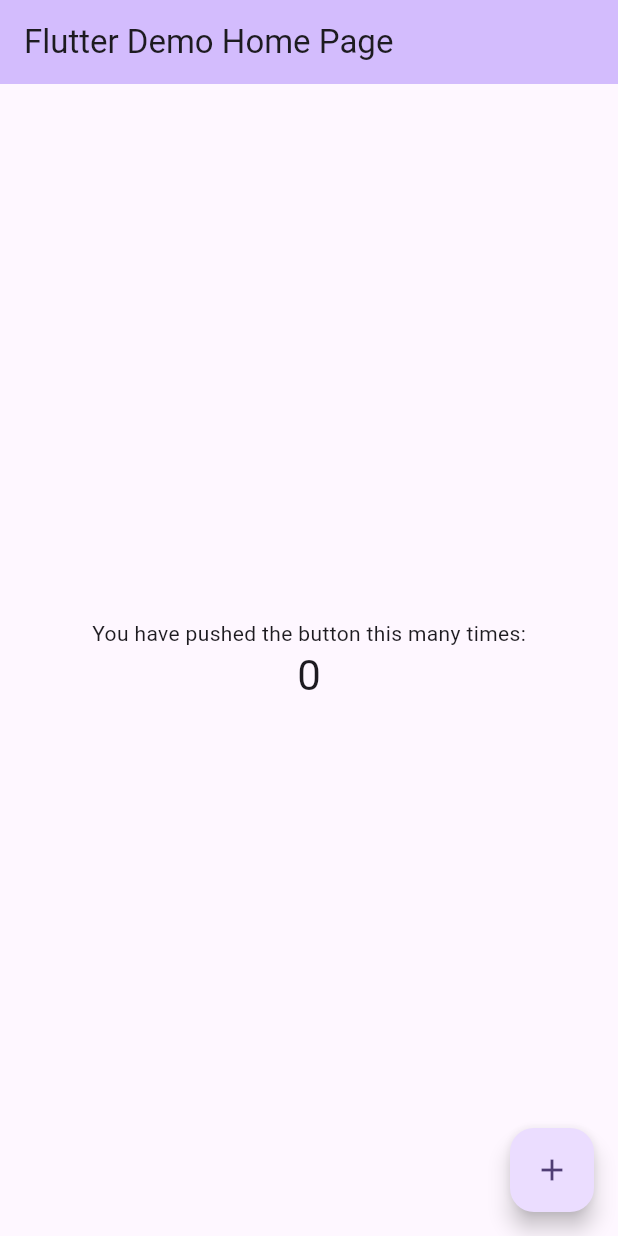
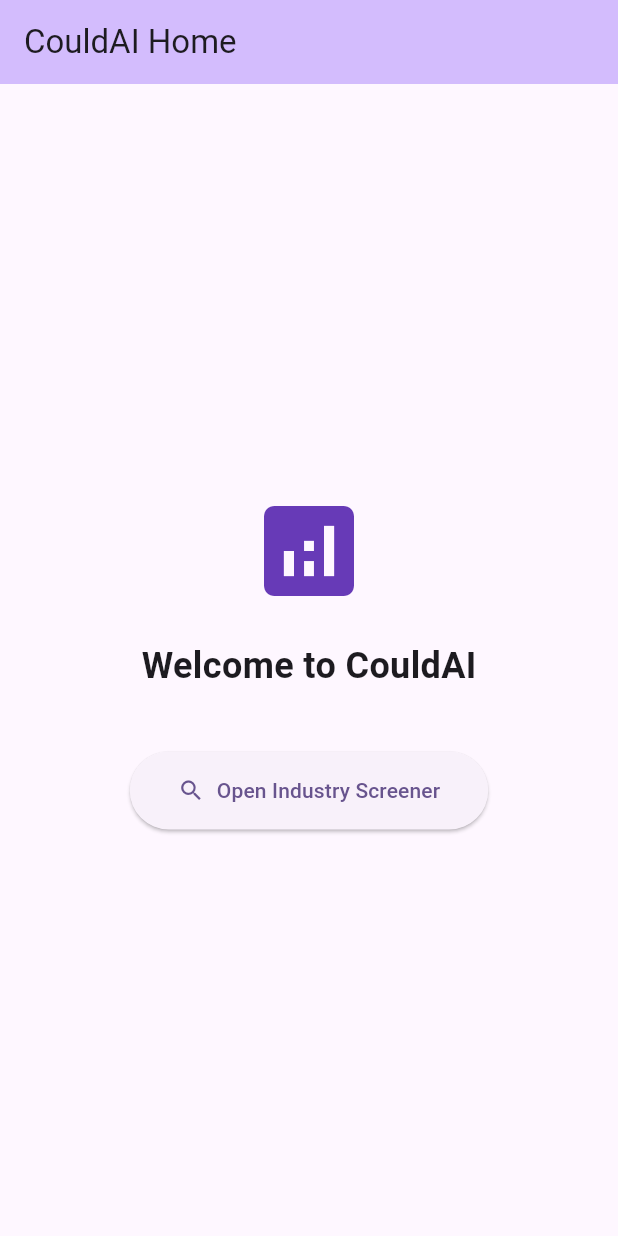
Before and after one commit to could-ai/019b2560-27ef-7323-a75f-0259220e0005, a Flutter app: the screen it shows after launch, on a phone screen of 412 x 824 dp. Run offline on Flutter 3.47's test engine with Material 3 defaults, Android fonts, the phone set to English and light mode, and no system bars.

```diff
--- a/usr/lib/main.dart
+++ b/usr/lib/main.dart
@@ -1,4 +1,5 @@
 import 'package:flutter/material.dart';
+import 'screens/industry_screener_screen.dart';
 
 void main() {
   runApp(const MyApp());
@@ -7,117 +8,58 @@ void main() {
 class MyApp extends StatelessWidget {
   const MyApp({super.key});
 
-  // This widget is the root of your application.
   @override
   Widget build(BuildContext context) {
     return MaterialApp(
-      title: 'Flutter Demo',
+      title: 'CouldAI User App',
       debugShowCheckedModeBanner: false,
       theme: ThemeData(
-        // This is the theme of your application.
-        //
-        // TRY THIS: Try running your application with "flutter run". You'll see
-        // the application has a purple toolbar. Then, without quitting the app,
-        // try changing the seedColor in the colorScheme below to Colors.green
-        // and then invoke "hot reload" (save your changes or press the "hot
-        // reload" button in a Flutter-supported IDE, or press "r" if you used
-        // the command line to start the app).
-        //
-        // Notice that the counter didn't reset back to zero; the application
-        // state is not lost during the reload. To reset the state, use hot
-        // restart instead.
-        //
-        // This works for code too, not just values: Most code changes can be
-        // tested with just a hot reload.
         colorScheme: ColorScheme.fromSeed(seedColor: Colors.deepPurple),
+        useMaterial3: true,
       ),
       initialRoute: '/',
       routes: {
-        '/': (context) => const MyHomePage(title: 'Flutter Demo Home Page'),
+        '/': (context) => const HomeScreen(),
+        '/screener': (context) => const IndustryScreenerScreen(),
       },
     );
   }
 }
 
-class MyHomePage extends StatefulWidget {
-  const MyHomePage({super.key, required this.title});
-
-  // This widget is the home page of your application. It is stateful, meaning
-  // that it has a State object (defined below) that contains fields that affect
-  // how it looks.
-
-  // This class is the configuration for the state. It holds the values (in this
-  // case the title) provided by the parent (in this case the App widget) and
-  // used by the build method of the State. Fields in a Widget subclass are
-  // always marked "final".
-
-  final String title;
-
-  @override
-  State<MyHomePage> createState() => _MyHomePageState();
-}
-
-class _MyHomePageState extends State<MyHomePage> {
-  int _counter = 0;
-
-  void _incrementCounter() {
-    setState(() {
-      // This call to setState tells the Flutter framework that something has
-      // changed in this State, which causes it to rerun the build method below
-      // so that the display can reflect the updated values. If we changed
-      // _counter without calling setState(), then the build method would not be
-      // called again, and so nothing would appear to happen.
-      _counter++;
-    });
-  }
+class HomeScreen extends StatelessWidget {
+  const HomeScreen({super.key});
 
   @override
   Widget build(BuildContext context) {
-    // This method is rerun every time setState is called, for instance as done
-    // by the _incrementCounter method above.
-    //
-    // The Flutter framework has been optimized to make rerunning build methods
-    // fast, so that you can just rebuild anything that needs updating rather
-    // than having to individually change instances of widgets.
     return Scaffold(
       appBar: AppBar(
-        // TRY THIS: Try changing the color here to a specific color (to
-        // Colors.amber, perhaps?) and trigger a hot reload to see the AppBar
-        // change color while the other colors stay the same.
+        title: const Text('CouldAI Home'),
         backgroundColor: Theme.of(context).colorScheme.inversePrimary,
-        // Here we take the value from the MyHomePage object that was created by
-        // the App.build method, and use it to set our appbar title.
-        title: Text(widget.title),
       ),
       body: Center(
-        // Center is a layout widget. It takes a single child and positions it
-        // in the middle of the parent.
         child: Column(
-          // Column is also a layout widget. It takes a list of children and
-          // arranges them vertically. By default, it sizes itself to fit its
-          // children horizontally, and tries to be as tall as its parent.
-          //
-          // Column has various properties to control how it sizes itself and
-          // how it positions its children. Here we use mainAxisAlignment to
-          // center the children vertically; the main axis here is the vertical
-          // axis because Columns are vertical (the cross axis would be
-          // horizontal).
-          //
-          // TRY THIS: Invoke "debug painting" (choose the "Toggle Debug Paint"
-          // action in the IDE, or press "p" in the console), to see the
-          // wireframe for each widget.
           mainAxisAlignment: MainAxisAlignment.center,
-          children: <Widget>[
-            const Text('You have pushed the button this many times:'),
-            Text('$_counter', style: Theme.of(context).textTheme.headlineMedium),
+          children: [
+            const Icon(Icons.analytics, size: 80, color: Colors.deepPurple),
+            const SizedBox(height: 20),
+            const Text(
+              'Welcome to CouldAI',
+              style: TextStyle(fontSize: 24, fontWeight: FontWeight.bold),
+            ),
+            const SizedBox(height: 40),
+            ElevatedButton.icon(
+              onPressed: () {
+                Navigator.pushNamed(context, '/screener');
+              },
+              icon: const Icon(Icons.search),
+              label: const Text('Open Industry Screener'),
+              style: ElevatedButton.styleFrom(
+                padding: const EdgeInsets.symmetric(horizontal: 32, vertical: 16),
+              ),
+            ),
           ],
         ),
       ),
-      floatingActionButton: FloatingActionButton(
-        onPressed: _incrementCounter,
-        tooltip: 'Increment',
-        child: const Icon(Icons.add),
-      ), // This trailing comma makes auto-formatting nicer for build methods.
     );
   }
 }
```
Also changed, not shown: usr/lib/models/stock_snapshot.dart (added, +31 -0 lines), usr/lib/screens/industry_screener_screen.dart (added, +220 -0 lines), usr/lib/services/mock_screener_service.dart (added, +73 -0 lines).
